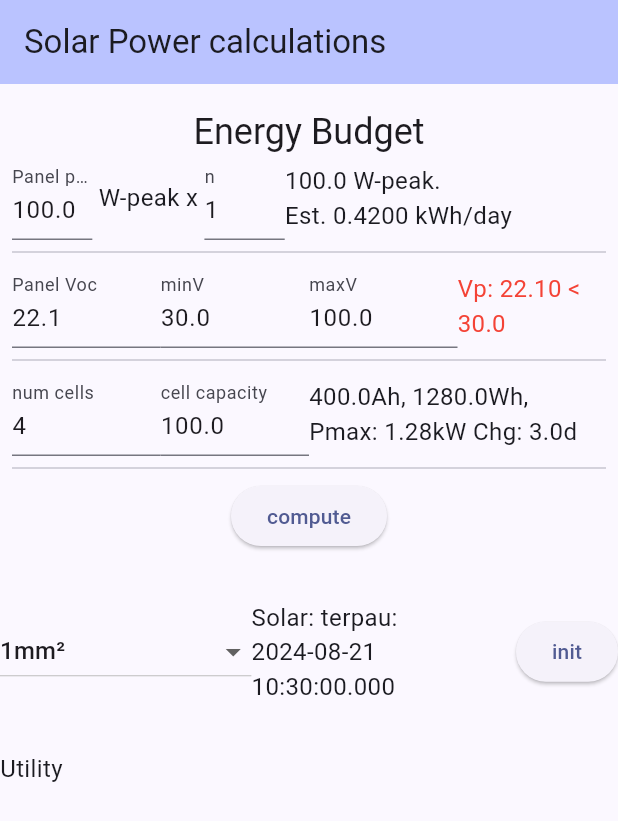
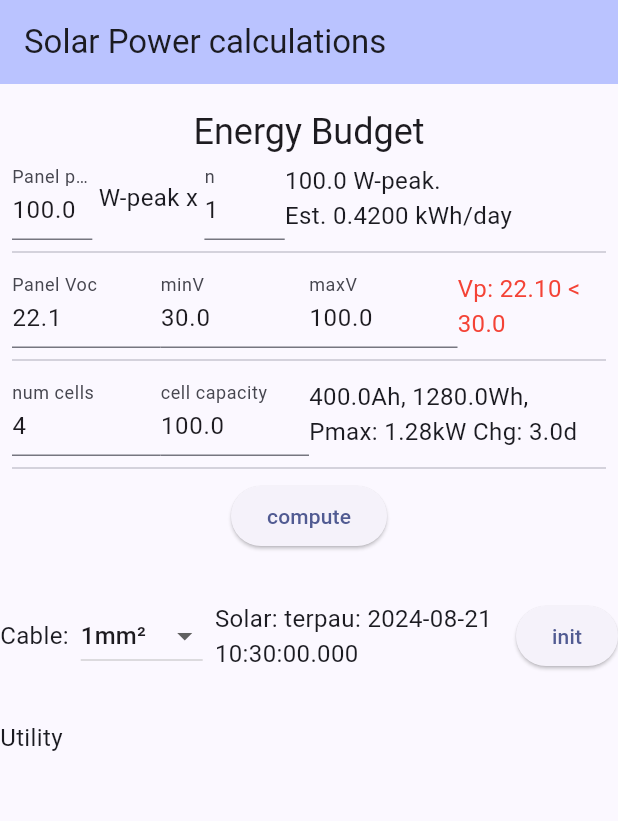
Before and after one commit to siuyin/solarcalc, a Flutter app: the screen it shows after launch, after a tap on "init", on a phone screen of 412 x 824 dp. Shown: the top 821 px of the screen. Run offline on Flutter 3.47's test engine with Material 3 defaults, Android fonts, the phone set to English and light mode, and no system bars; our stand-ins replace hive_flutter; accounts and stored records are empty.

Commit message:
feat: add text to dropdown

```diff
--- a/lib/main.dart
+++ b/lib/main.dart
@@ -131,8 +131,8 @@ class _SolarState extends State<Solar> {
       padding: const EdgeInsets.only(top: 32),
       child: Row(
         children: [
+          const Text('Cable:'),
           DropdownButton(
-            hint: const Text('Cable cross section'),
             value: cableCrossSection,
             items: list.map<DropdownMenuItem>((val) {
               return DropdownMenuItem(
@@ -146,6 +146,7 @@ class _SolarState extends State<Solar> {
                 gerbau = 'dropped down: $cableCrossSection';
               });
             },
+            padding: EdgeInsets.fromLTRB(8, 0, 8, 0),
           ),
           Expanded(
             child: Text('Solar: $gerbau'),
```
